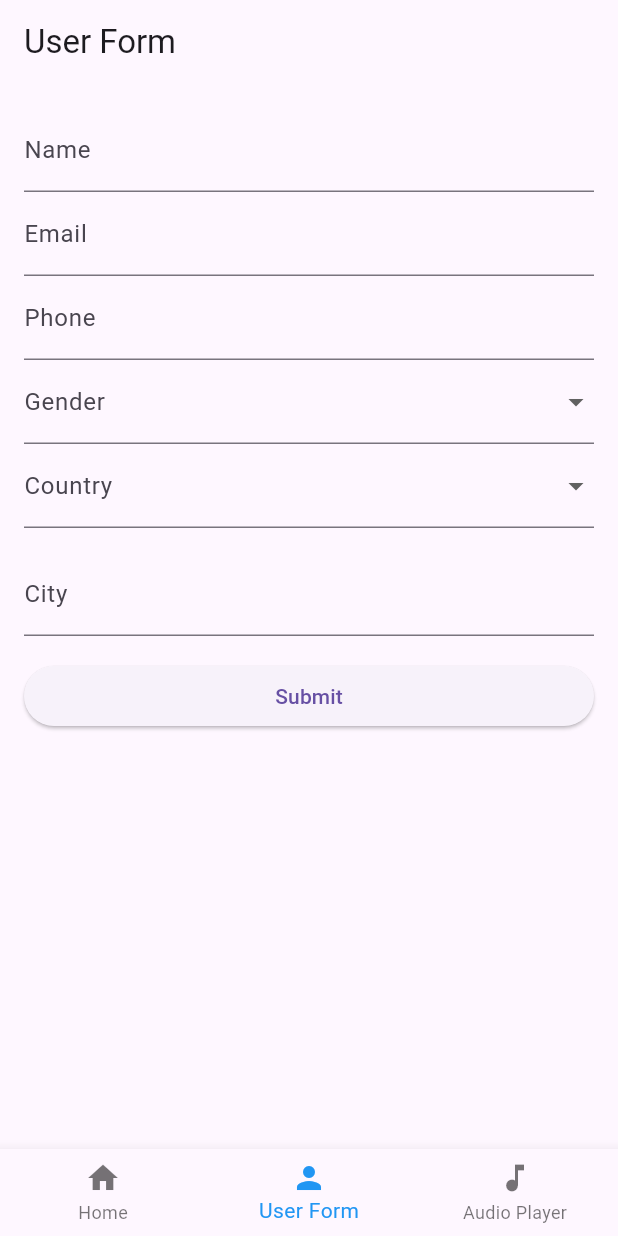
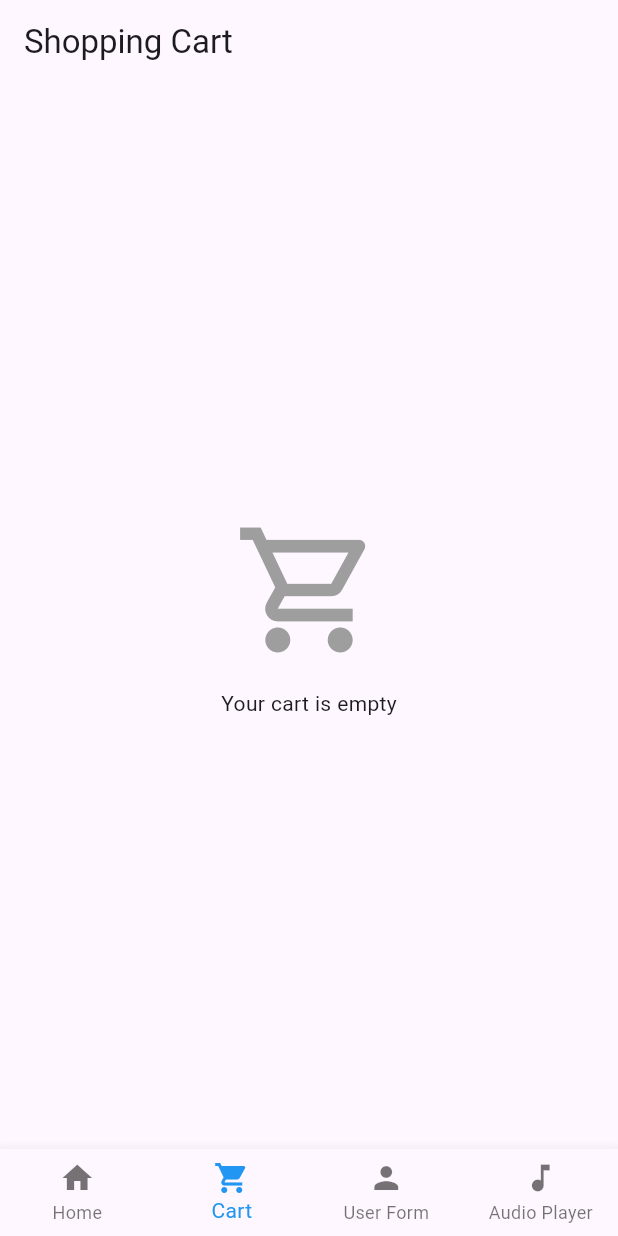
Before and after one commit to Parth-RK/ecom, a Flutter app: the screen it shows after launch, item 2 of the bottom bar chosen, on a phone screen of 412 x 824 dp. Run offline on Flutter 3.47's test engine with Material 3 defaults, Android fonts, the light colour scheme and no system bars; our stand-ins replace flutter_bloc, just_audio; network calls fail.

Commit message:
Added products and cart

```diff
--- /dev/null
+++ b/lib/blocs/cart_bloc.dart
@@ -0,0 +1,58 @@
+import 'package:flutter_bloc/flutter_bloc.dart';
+import '../models/cart_item.dart';
+import '../models/product.dart';
+
+class CartState {
+  final List<CartItem> items;
+
+  CartState({this.items = const []});
+
+  double get totalAmount =>
+      items.fold(0, (sum, item) => sum + item.total);
+
+  int get totalItems =>
+      items.fold(0, (sum, item) => sum + item.quantity);
+}
+
+class CartBloc extends Cubit<CartState> {
+  CartBloc() : super(CartState());
+
+  void addToCart(Product product) {
+    final currentState = state;
+    final currentItems = List<CartItem>.from(currentState.items);
+
+    final existingIndex = currentItems.indexWhere(
+      (item) => item.product.id == product.id
+    );
+
+    if (existingIndex >= 0) {
+      currentItems[existingIndex].quantity += 1;
+    } else {
+      currentItems.add(CartItem(product: product));
+    }
+
+    emit(CartState(items: currentItems));
+  }
+
+  void removeFromCart(Product product) {
+    final currentItems = List<CartItem>.from(state.items);
+    currentItems.removeWhere((item) => item.product.id == product.id);
+    emit(CartState(items: currentItems));
+  }
+
+  void updateQuantity(Product product, int quantity) {
+    final currentItems = List<CartItem>.from(state.items);
+    final index = currentItems.indexWhere(
+      (item) => item.product.id == product.id
+    );
+
+    if (index >= 0) {
+      if (quantity <= 0) {
+        currentItems.removeAt(index);
+      } else {
+        currentItems[index].quantity = quantity;
+      }
+      emit(CartState(items: currentItems));
+    }
+  }
+}
--- /dev/null
+++ b/lib/blocs/product_bloc.dart
@@ -0,0 +1,40 @@
+import 'package:flutter_bloc/flutter_bloc.dart';
+import 'package:http/http.dart' as http;
+import 'dart:convert';
+import '../models/product.dart';
+
+enum ProductStatus { initial, loading, success, failure }
+
+class ProductState {
+  final ProductStatus status;
+  final List<Product> products;
+  final String error;
+
+  ProductState({
+    this.status = ProductStatus.initial,
+    this.products = const [],
+    this.error = '',
+  });
+}
+
+class ProductBloc extends Cubit<ProductState> {
+  ProductBloc() : super(ProductState());
+
+  Future<void> fetchProducts() async {
+    emit(ProductState(status: ProductStatus.loading));
+    try {
+      final response = await http.get(
+        Uri.parse('https://fakestoreapi.com/products'),
+      );
+      if (response.statusCode == 200) {
+        final List<dynamic> json = jsonDecode(response.body);
+        final products = json.map((product) => Product.fromJson(product)).toList();
+        emit(ProductState(status: ProductStatus.success, products: products));
+      } else {
+        throw Exception('Failed to load products');
+      }
+    } catch (e) {
+      emit(ProductState(status: ProductStatus.failure, error: e.toString()));
+    }
+  }
+}
--- a/lib/main.dart
+++ b/lib/main.dart
@@ -1,10 +1,12 @@
 // lib/main.dart
 import 'package:flutter/material.dart';
 import 'package:flutter_bloc/flutter_bloc.dart';
-import 'blocs/post_bloc.dart';
-import 'screens/post_list_screen.dart';
+import 'blocs/product_bloc.dart';
+import 'screens/product_list_screen.dart';
 import 'screens/audio_player_screen.dart';
 import 'screens/user_form_screen.dart';
+import 'blocs/cart_bloc.dart';
+import 'screens/cart_screen.dart';
 
 void main() {
   runApp(MyApp());
@@ -13,10 +15,15 @@ void main() {
 class MyApp extends StatelessWidget {
   @override
   Widget build(BuildContext context) {
-    return MaterialApp(
-      title: 'Flutter Demo',
-      theme: ThemeData(primarySwatch: Colors.blue),
-      home: MainScreen(),
+    return MultiBlocProvider(
+      providers: [
+        BlocProvider(create: (_) => CartBloc()),
+      ],
+      child: MaterialApp(
+        title: 'Flutter Demo',
+        theme: ThemeData(primarySwatch: Colors.blue),
+        home: MainScreen(),
+      ),
     );
   }
 }
@@ -31,9 +38,10 @@ class _MainScreenState extends State<MainScreen> {
 
   final List<Widget> _screens = [
     BlocProvider(
-      create: (_) => PostBloc()..fetchPosts(),
-      child: PostListScreen(),
+      create: (_) => ProductBloc()..fetchProducts(),
+      child: ProductListScreen(),
     ),
+    CartScreen(),
     UserFormScreen(),
     AudioPlayerScreen(),
   ];
@@ -53,12 +61,17 @@ class _MainScreenState extends State<MainScreen> {
       ),
       bottomNavigationBar: BottomNavigationBar(
         currentIndex: _selectedIndex,
+        type: BottomNavigationBarType.fixed,
         onTap: _onItemTapped,
         selectedItemColor: Colors.blue,
         items: const [
           BottomNavigationBarItem(
             icon: Icon(Icons.home),
             label: 'Home',
+          ),
+          BottomNavigationBarItem(
+            icon: Icon(Icons.shopping_cart),
+            label: 'Cart',
           ),
           BottomNavigationBarItem(
             icon: Icon(Icons.person),
--- /dev/null
+++ b/lib/models/cart_item.dart
@@ -0,0 +1,13 @@
+import 'product.dart';
+
+class CartItem {
+  final Product product;
+  int quantity;
+
+  CartItem({
+    required this.product,
+    this.quantity = 1,
+  });
+
+  double get total => product.price * quantity;
+}
--- /dev/null
+++ b/lib/models/product.dart
@@ -0,0 +1,36 @@
+class Product {
+  final int id;
+  final String title;
+  final double price;
+  final String description;
+  final String category;
+  final String image;
+  final double rating;
+  final int reviewCount;
+  bool isFavorite;
+
+  Product({
+    required this.id,
+    required this.title,
+    required this.price,
+    required this.description,
+    required this.category,
+    required this.image,
+    required this.rating,
+    required this.reviewCount,
+    this.isFavorite = false,
+  });
+
+  factory Product.fromJson(Map<String, dynamic> json) {
+    return Product(
+      id: json['id'],
+      title: json['title'],
+      price: (json['price'] as num).toDouble(),
+      description: json['description'],
+      category: json['category'],
+      image: json['image'],
+      rating: (json['rating']['rate'] as num).toDouble(),
+      reviewCount: json['rating']['count'],
+    );
+  }
+}
--- /dev/null
+++ b/lib/screens/cart_screen.dart
@@ -0,0 +1,120 @@
+import 'package:flutter/material.dart';
+import 'package:flutter_bloc/flutter_bloc.dart';
+import '../blocs/cart_bloc.dart';
+
+class CartScreen extends StatelessWidget {
+  @override
+  Widget build(BuildContext context) {
+    return Scaffold(
+      appBar: AppBar(
+        title: Text('Shopping Cart'),
+      ),
+      body: BlocBuilder<CartBloc, CartState>(
+        builder: (context, state) {
+          if (state.items.isEmpty) {
+            return Center(
+              child: Column(
+                mainAxisAlignment: MainAxisAlignment.center,
+                children: [
+                  Icon(Icons.shopping_cart_outlined, size: 100, color: Colors.grey),
+                  SizedBox(height: 16),
+                  Text('Your cart is empty'),
+                ],
+              ),
+            );
+          }
+
+          return Column(
+            children: [
+              Expanded(
+                child: ListView.builder(
+                  itemCount: state.items.length,
+                  itemBuilder: (context, index) {
+                    final item = state.items[index];
+                    return Card(
+                      margin: EdgeInsets.all(8),
+                      child: ListTile(
+                        leading: Image.network(
+                          item.product.image,
+                          width: 50,
+                          height: 50,
+                          fit: BoxFit.contain,
+                        ),
+                        title: Text(
+                          item.product.title,
+                          maxLines: 1,
+                          overflow: TextOverflow.ellipsis,
+                        ),
+                        subtitle: Text('₹${item.product.price}'),
+                        trailing: Row(
+                          mainAxisSize: MainAxisSize.min,
+                          children: [
+                            IconButton(
+                              icon: Icon(Icons.remove),
+                              onPressed: () => context
+                                  .read<CartBloc>()
+                                  .updateQuantity(item.product, item.quantity - 1),
+                            ),
+                            Text('${item.quantity}'),
+                            IconButton(
+                              icon: Icon(Icons.add),
+                              onPressed: () => context
+                                  .read<CartBloc>()
+                                  .updateQuantity(item.product, item.quantity + 1),
+                            ),
+                          ],
+                        ),
+                      ),
+                    );
+                  },
+                ),
+              ),
+              SafeArea(
+                child: Card(
+                  margin: EdgeInsets.all(16),
+                  child: Padding(
+                    padding: EdgeInsets.all(16),
+                    child: Row(
+                      mainAxisAlignment: MainAxisAlignment.spaceBetween,
+                      children: [
+                        Column(
+                          crossAxisAlignment: CrossAxisAlignment.start,
+                          mainAxisSize: MainAxisSize.min,
+                          children: [
+                            Text(
+                              'Total:',
+                              style: TextStyle(fontSize: 16),
+                            ),
+                            Text(
+                              '₹${state.totalAmount.toStringAsFixed(2)}',
+                              style: TextStyle(
+                                fontSize: 20,
+                                fontWeight: FontWeight.bold,
+                              ),
+                            ),
+                          ],
+                        ),
+                        ElevatedButton(
+                          onPressed: () {
+                            // Implement checkout
+                          },
+                          child: Text('CHECKOUT'),
+                          style: ElevatedButton.styleFrom(
+                            padding: EdgeInsets.symmetric(
+                              horizontal: 32,
+                              vertical: 16,
+                            ),
+                          ),
+                        ),
+                      ],
+                    ),
+                  ),
+                ),
+              ),
+            ],
+          );
+        },
+      ),
+    );
+  }
+}
```
Also changed, not shown: lib/screens/product_details_screen.dart (added, +155 -0 lines), lib/screens/product_list_screen.dart (added, +144 -0 lines), 1 other file.
